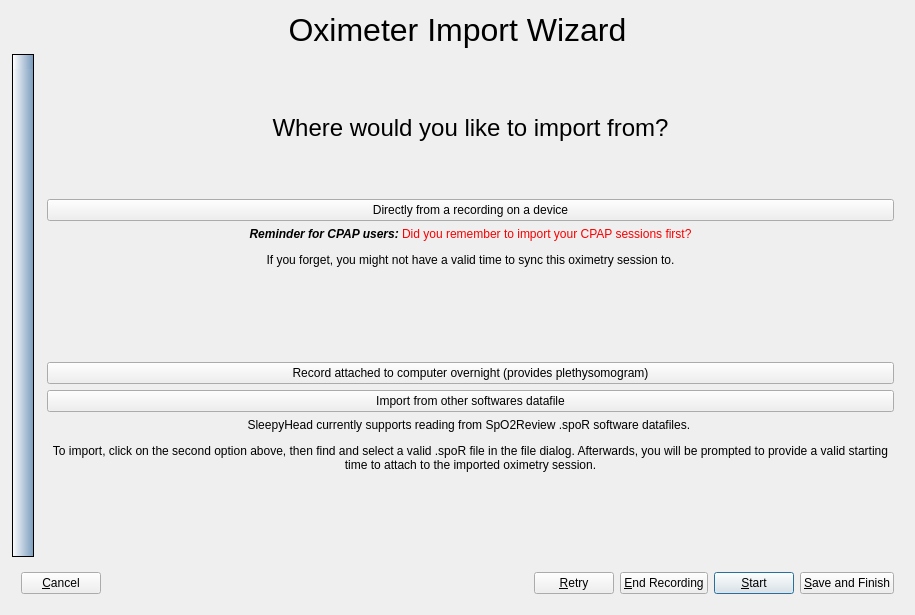
First picture: the form in sleepyhead/oximeterimport.ui, repository sbonaime/sleepyhead-code., before the edit.
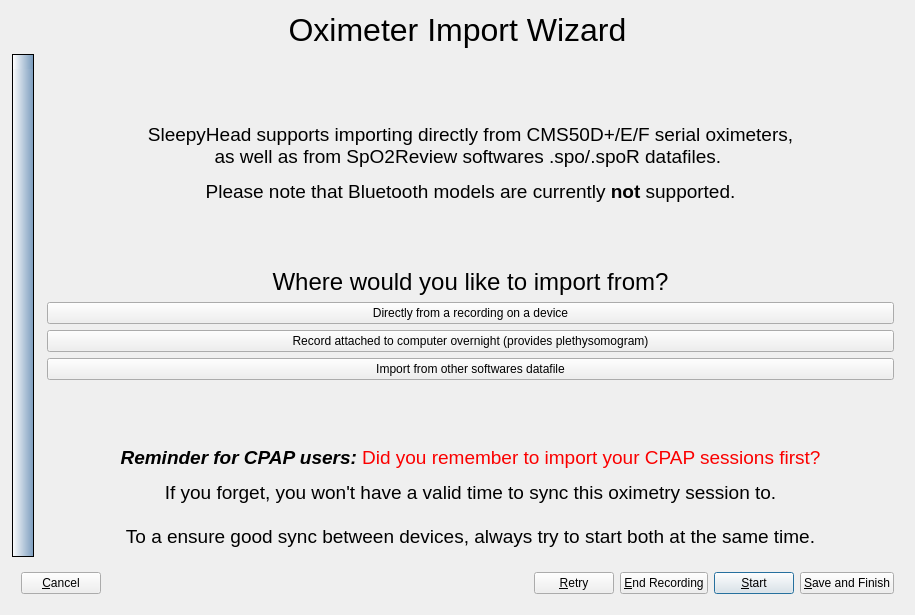
Second picture: the form after the edit. The open tabs and pages were chosen to show the change. Icons and pictures are not drawn.

Commit message: Import from page cleanup

The edit to the form file:
```diff
--- a/sleepyhead/oximeterimport.ui
+++ b/sleepyhead/oximeterimport.ui
@@ -705,6 +705,56 @@
        </widget>
        <widget class="QWidget" name="importSelectionPage">
         <layout class="QVBoxLayout" name="verticalLayout_6">
+         <item>
+          <spacer name="verticalSpacer_5">
+           <property name="orientation">
+            <enum>Qt::Vertical</enum>
+           </property>
+           <property name="sizeHint" stdset="0">
+            <size>
+             <width>20</width>
+             <height>40</height>
+            </size>
+           </property>
+          </spacer>
+         </item>
+         <item>
+          <widget class="QLabel" name="label_3">
+           <property name="sizePolicy">
+            <sizepolicy hsizetype="Preferred" vsizetype="Minimum">
+             <horstretch>0</horstretch>
+             <verstretch>0</verstretch>
+            </sizepolicy>
+           </property>
+           <property name="font">
+            <font>
+             <pointsize>14</pointsize>
+            </font>
+           </property>
+           <property name="text">
+            <string>&lt;html&gt;&lt;head/&gt;&lt;body&gt;&lt;p&gt;SleepyHead supports importing directly from CMS50D+/E/F serial oximeters, &lt;br/&gt;as well as from SpO2Review softwares .spo/.spoR datafiles. &lt;/p&gt;&lt;p&gt;Please note that Bluetooth models are currently &lt;span style=&quot; font-weight:600;&quot;&gt;not&lt;/span&gt; supported.&lt;/p&gt;&lt;/body&gt;&lt;/html&gt;</string>
+           </property>
+           <property name="alignment">
+            <set>Qt::AlignHCenter|Qt::AlignTop</set>
+           </property>
+           <property name="wordWrap">
+            <bool>true</bool>
+           </property>
+          </widget>
+         </item>
+         <item>
+          <spacer name="verticalSpacer_6">
+           <property name="orientation">
+            <enum>Qt::Vertical</enum>
+           </property>
+           <property name="sizeHint" stdset="0">
+            <size>
+             <width>20</width>
+             <height>40</height>
+            </size>
+           </property>
+          </spacer>
+         </item>
          <item>
           <widget class="QLabel" name="label">
            <property name="font">
@@ -746,19 +796,6 @@
            </property>
           </widget>
          </item>
-         <item>
-          <widget class="QLabel" name="label_6">
-           <property name="text">
-            <string>&lt;html&gt;&lt;head/&gt;&lt;body&gt;&lt;p&gt;&lt;span style=&quot; font-weight:600; font-style:italic;&quot;&gt;Reminder for CPAP users: &lt;/span&gt;&lt;span style=&quot; color:#fb0000;&quot;&gt;Did you remember to import your CPAP sessions first?&lt;/span&gt;&lt;/p&gt;&lt;p&gt;If you forget, you might not have a valid time to sync this oximetry session to.&lt;/p&gt;&lt;/body&gt;&lt;/html&gt;</string>
-           </property>
-           <property name="alignment">
-            <set>Qt::AlignHCenter|Qt::AlignTop</set>
-           </property>
-           <property name="wordWrap">
-            <bool>true</bool>
-           </property>
-          </widget>
-         </item>
          <item>
           <widget class="QPushButton" name="liveImportButton">
            <property name="toolTip">
@@ -806,15 +843,27 @@
           </widget>
          </item>
          <item>
-          <widget class="QLabel" name="label_3">
-           <property name="sizePolicy">
-            <sizepolicy hsizetype="Preferred" vsizetype="Minimum">
-             <horstretch>0</horstretch>
-             <verstretch>0</verstretch>
-            </sizepolicy>
+          <spacer name="verticalSpacer_2">
+           <property name="orientation">
+            <enum>Qt::Vertical</enum>
+           </property>
+           <property name="sizeHint" stdset="0">
+            <size>
+             <width>20</width>
+             <height>40</height>
+            </size>
+           </property>
+          </spacer>
+         </item>
+         <item>
+          <widget class="QLabel" name="label_6">
+           <property name="font">
+            <font>
+             <pointsize>14</pointsize>
+            </font>
            </property>
            <property name="text">
-            <string>&lt;html&gt;&lt;head/&gt;&lt;body&gt;&lt;p&gt;SleepyHead currently supports reading from SpO2Review .spoR software datafiles. &lt;/p&gt;&lt;p&gt;To import, click on the second option above, then find and select a valid .spoR file in the file dialog. Afterwards, you will be prompted to provide a valid starting time to attach to the imported oximetry session.&lt;/p&gt;&lt;/body&gt;&lt;/html&gt;</string>
+            <string>&lt;html&gt;&lt;head/&gt;&lt;body&gt;&lt;p&gt;&lt;span style=&quot; font-weight:600; font-style:italic;&quot;&gt;Reminder for CPAP users: &lt;/span&gt;&lt;span style=&quot; color:#fb0000;&quot;&gt;Did you remember to import your CPAP sessions first?&lt;/span&gt;&lt;/p&gt;&lt;p&gt;If you forget, you won't have a valid time to sync this oximetry session to.&lt;br/&gt;&lt;br/&gt;To a ensure good sync between devices, always try to start both at the same time.&lt;/p&gt;&lt;/body&gt;&lt;/html&gt;</string>
            </property>
            <property name="alignment">
             <set>Qt::AlignHCenter|Qt::AlignTop</set>
```
Left out of the diff: 2 changed lines with no effect on the pictures.
